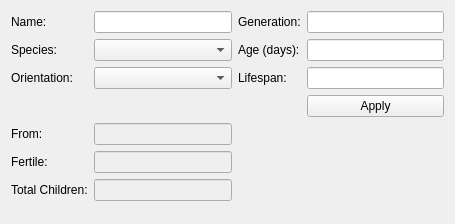
Above: LifeQt/dockviewbiot.ui from TimSC/primordial before the change. Below: the same form after it.
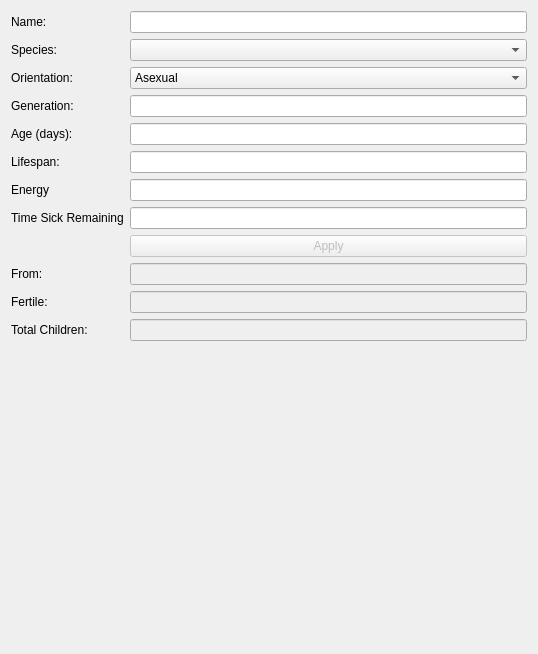
That is the form after the change.

```diff
--- a/LifeQt/dockviewbiot.ui
+++ b/LifeQt/dockviewbiot.ui
@@ -6,8 +6,8 @@
    <rect>
     <x>0</x>
     <y>0</y>
-    <width>455</width>
-    <height>224</height>
+    <width>538</width>
+    <height>654</height>
    </rect>
   </property>
   <property name="windowTitle">
@@ -16,51 +16,71 @@
   <layout class="QVBoxLayout" name="verticalLayout">
    <item>
     <layout class="QGridLayout" name="gridLayout">
+     <item row="9" column="0">
+      <widget class="QLabel" name="label_7">
+       <property name="text">
+        <string>From:</string>
+       </property>
+      </widget>
+     </item>
+     <item row="0" column="0">
+      <widget class="QLabel" name="label">
+       <property name="text">
+        <string>Name:</string>
+       </property>
+      </widget>
+     </item>
      <item row="6" column="1">
-      <widget class="QLineEdit" name="childredEdit">
+      <widget class="QLineEdit" name="energyEdit"/>
+     </item>
+     <item row="2" column="0">
+      <widget class="QLabel" name="label_5">
+       <property name="text">
+        <string>Orientation:</string>
+       </property>
+      </widget>
+     </item>
+     <item row="8" column="1">
+      <widget class="QPushButton" name="applyButton">
        <property name="enabled">
         <bool>false</bool>
        </property>
+       <property name="text">
+        <string>Apply</string>
+       </property>
       </widget>
      </item>
-     <item row="7" column="1">
-      <spacer name="verticalSpacer">
-       <property name="orientation">
-        <enum>Qt::Vertical</enum>
+     <item row="10" column="0">
+      <widget class="QLabel" name="label_8">
+       <property name="text">
+        <string>Fertile:</string>
        </property>
-       <property name="sizeHint" stdset="0">
-        <size>
-         <width>20</width>
-         <height>40</height>
-        </size>
-       </property>
-      </spacer>
+      </widget>
      </item>
-     <item row="2" column="2">
+     <item row="5" column="0">
       <widget class="QLabel" name="label_6">
        <property name="text">
         <string>Lifespan:</string>
        </property>
       </widget>
      </item>
-     <item row="2" column="3">
-      <widget class="QLineEdit" name="lifespanEdit"/>
-     </item>
-     <item row="1" column="1">
-      <widget class="QComboBox" name="speciesComboBox"/>
-     </item>
-     <item row="5" column="1">
-      <widget class="QLineEdit" name="fertileEdit">
-       <property name="enabled">
-        <bool>false</bool>
-       </property>
-      </widget>
-     </item>
-     <item row="4" column="0">
-      <widget class="QLabel" name="label_7">
-       <property name="text">
-        <string>From:</string>
-       </property>
+     <item row="2" column="1">
+      <widget class="QComboBox" name="orientationComboBox">
+       <item>
+        <property name="text">
+         <string>Asexual</string>
+        </property>
+       </item>
+       <item>
+        <property name="text">
+         <string>Male</string>
+        </property>
+       </item>
+       <item>
+        <property name="text">
+         <string>Female</string>
+        </property>
+       </item>
       </widget>
      </item>
      <item row="1" column="0">
@@ -70,74 +90,93 @@
        </property>
       </widget>
      </item>
+     <item row="7" column="1">
+      <widget class="QLineEdit" name="sickTimeEdit"/>
+     </item>
+     <item row="3" column="0">
+      <widget class="QLabel" name="label_2">
+       <property name="text">
+        <string>Generation:</string>
+       </property>
+      </widget>
+     </item>
+     <item row="7" column="0">
+      <widget class="QLabel" name="label_11">
+       <property name="text">
+        <string>Time Sick Remaining</string>
+       </property>
+      </widget>
+     </item>
      <item row="6" column="0">
+      <widget class="QLabel" name="label_10">
+       <property name="text">
+        <string>Energy</string>
+       </property>
+      </widget>
+     </item>
+     <item row="3" column="1">
+      <widget class="QLineEdit" name="generationEdit"/>
+     </item>
+     <item row="11" column="0">
       <widget class="QLabel" name="label_9">
        <property name="text">
         <string>Total Children:</string>
        </property>
       </widget>
      </item>
+     <item row="1" column="1">
+      <widget class="QComboBox" name="speciesComboBox"/>
+     </item>
      <item row="0" column="1">
       <widget class="QLineEdit" name="nameEdit"/>
      </item>
-     <item row="5" column="0">
-      <widget class="QLabel" name="label_8">
-       <property name="text">
-        <string>Fertile:</string>
-       </property>
-      </widget>
-     </item>
-     <item row="4" column="1">
-      <widget class="QLineEdit" name="fromEdit">
-       <property name="enabled">
-        <bool>false</bool>
-       </property>
-      </widget>
-     </item>
-     <item row="1" column="3">
-      <widget class="QLineEdit" name="daysOldEdit"/>
-     </item>
-     <item row="0" column="3">
-      <widget class="QLineEdit" name="generationEdit"/>
-     </item>
-     <item row="2" column="0">
-      <widget class="QLabel" name="label_5">
-       <property name="text">
-        <string>Orientation:</string>
-       </property>
-      </widget>
-     </item>
-     <item row="0" column="2">
-      <widget class="QLabel" name="label_2">
-       <property name="text">
-        <string>Generation:</string>
-       </property>
-      </widget>
-     </item>
-     <item row="1" column="2">
+     <item row="4" column="0">
       <widget class="QLabel" name="label_4">
        <property name="text">
         <string>Age (days):</string>
        </property>
       </widget>
      </item>
-     <item row="2" column="1">
-      <widget class="QComboBox" name="orientationComboBox"/>
+     <item row="4" column="1">
+      <widget class="QLineEdit" name="daysOldEdit"/>
      </item>
-     <item row="3" column="3">
-      <widget class="QPushButton" name="applyButton">
-       <property name="text">
-        <string>Apply</string>
+     <item row="5" column="1">
+      <widget class="QLineEdit" name="lifespanEdit"/>
+     </item>
+     <item row="9" column="1">
+      <widget class="QLineEdit" name="fromEdit">
+       <property name="enabled">
+        <bool>false</bool>
        </property>
       </widget>
      </item>
-     <item row="0" column="0">
-      <widget class="QLabel" name="label">
-       <property name="text">
-        <string>Name:</string>
+     <item row="10" column="1">
+      <widget class="QLineEdit" name="fertileEdit">
+       <property name="enabled">
+        <bool>false</bool>
        </property>
       </widget>
      </item>
+     <item row="11" column="1">
+      <widget class="QLineEdit" name="childredEdit">
+       <property name="enabled">
+        <bool>false</bool>
+       </property>
+      </widget>
+     </item>
+     <item row="13" column="1">
+      <spacer name="verticalSpacer">
+       <property name="orientation">
+        <enum>Qt::Vertical</enum>
+       </property>
+       <property name="sizeHint" stdset="0">
+        <size>
+         <width>20</width>
+         <height>40</height>
+        </size>
+       </property>
+      </spacer>
+     </item>
     </layout>
    </item>
   </layout>
```
